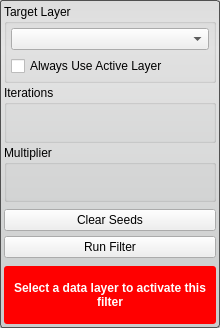
First picture: the form in src/Interface/ToolInterface/ConfidenceConnectedFilterInterface.ui, repository SCIInstitute/Seg3D, before the edit.
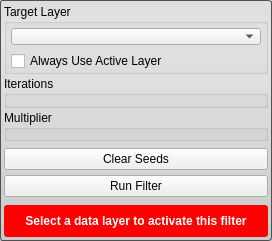
Second picture: the form after the edit. Custom widgets are drawn as their Qt base class.

Commit message: updates to the Cmake files to remove warnings on Externals updated the SingleTargetTool so that it can handle setting the validity properly for tools and filters that have more than one required combobox. updated all the tool and filter UI's

Diff of the .ui file:
```diff
--- a/src/Interface/ToolInterface/ConfidenceConnectedFilterInterface.ui
+++ b/src/Interface/ToolInterface/ConfidenceConnectedFilterInterface.ui
@@ -6,8 +6,8 @@
    <rect>
     <x>0</x>
     <y>0</y>
-    <width>220</width>
-    <height>328</height>
+    <width>272</width>
+    <height>241</height>
    </rect>
   </property>
   <property name="sizePolicy">
@@ -41,6 +41,18 @@
    </property>
    <item>
     <widget class="QGroupBox" name="target_groupbox_">
+     <property name="minimumSize">
+      <size>
+       <width>0</width>
+       <height>70</height>
+      </size>
+     </property>
+     <property name="maximumSize">
+      <size>
+       <width>16777215</width>
+       <height>70</height>
+      </size>
+     </property>
      <property name="title">
       <string>Target Layer</string>
      </property>
@@ -186,6 +198,12 @@
        <height>32</height>
       </size>
      </property>
+     <property name="maximumSize">
+      <size>
+       <width>16777215</width>
+       <height>32</height>
+      </size>
+     </property>
      <property name="styleSheet">
       <string notr="true">QLabel#message_{
   color: white;
```
The commit also changes 34 other files.
